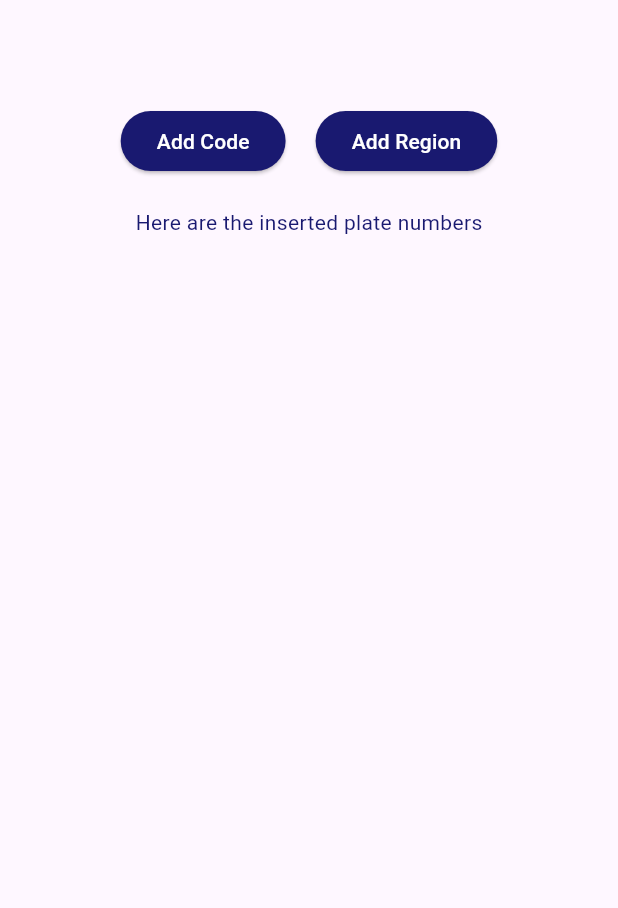
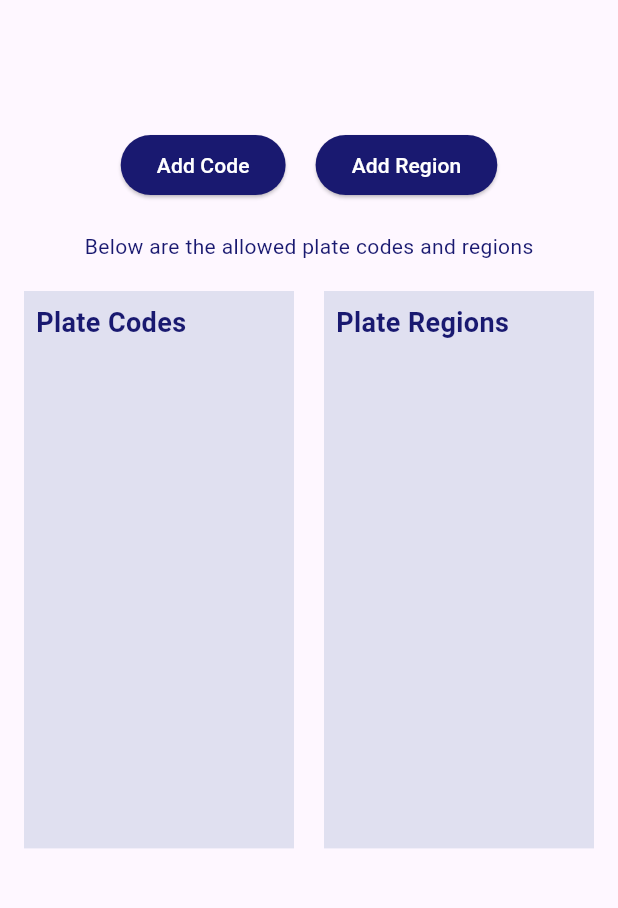
Before and after one commit to Hermyh21/vma_frontend, a Flutter app: the AllowedPlateNumbersPage screen opened by its route, on a phone screen of 412 x 824 dp, the part 84-992 px from its top. Run offline on Flutter 3.47's test engine with Material 3 defaults, Android fonts, the phone set to English and light mode, and no system bars; our stand-ins replace curved_navigation_bar, dio, flutter_secure_storage, shared_preferences, socket_io_client; accounts and stored records are empty; network calls fail.

Commit message:
plate numbers

```diff
--- a/lib/src/models/plate_region.dart
+++ b/lib/src/models/plate_region.dart
@@ -6,8 +6,8 @@ class PlateRegion {
 
   factory PlateRegion.fromJson(Map<String, dynamic> json) {
     return PlateRegion(
-      id: json['_id'],
-      region: json['region'],
+      id: json['_id'] ?? '',
+      region: json['name'] ?? '',
     );
   }
 }
--- a/lib/src/screens/admin/plate_numbers.dart
+++ b/lib/src/screens/admin/plate_numbers.dart
@@ -35,6 +35,30 @@ class _AllowedPlateNumbersPageState extends State<AllowedPlateNumbersPage> {
     }
   }
 
+  // Delete a plate region
+  Future<void> _deleteRegion(String id) async {
+    try {
+      await ApiService.deleteRegion(id);
+      setState(() {
+        _plateRegions.removeWhere((region) => region.id == id);
+      });
+    } catch (e) {
+      print('Failed to delete region: $e');
+    }
+  }
+
+  // Delete a plate code
+  Future<void> _deleteCode(String id) async {
+    try {
+      await ApiService.deletePlateCode(id);
+      setState(() {
+        _plateCodes.removeWhere((code) => code.id == id);
+      });
+    } catch (e) {
+      print('Failed to delete code: $e');
+    }
+  }
+
   @override
   Widget build(BuildContext context) {
     return Scaffold(
@@ -55,9 +79,10 @@ class _AllowedPlateNumbersPageState extends State<AllowedPlateNumbersPage> {
           },
         ),
       ),
-      body: Center(
+      body: SingleChildScrollView(
+        child: Padding(
+          padding: const EdgeInsets.all(16.0), // Padding for the entire content
           child: Column(
-          mainAxisAlignment: MainAxisAlignment.center,
             children: [
               const SizedBox(height: 70),
               Row(
@@ -88,29 +113,103 @@ class _AllowedPlateNumbersPageState extends State<AllowedPlateNumbersPage> {
               ),
               const SizedBox(height: 20),
               const Text(
-              'Here are the inserted plate numbers',
+                'Below are the allowed plate codes and regions',
                 style: TextStyle(color: Color.fromARGB(255, 25, 25, 112)),
               ),
+              const SizedBox(height: 20),
+              Row(
+                children: [
                   Expanded(
+                    child: Padding(
+                      padding: const EdgeInsets.only(right: 10.0), // Padding between containers
+                      child: Container(
+                        color: Constants.customColor[50], // Set the background color
+                        child: Column(
+                          crossAxisAlignment: CrossAxisAlignment.start,
+                          children: [
+                            const Padding(
+                              padding: EdgeInsets.all(8.0),
+                              child: Text(
+                                'Plate Codes',
+                                style: TextStyle(
+                                  fontSize: 18,
+                                  fontWeight: FontWeight.bold,
+                                  color: Color.fromARGB(255, 25, 25, 112),
+                                ),
+                              ),
+                            ),
+                            // Ensure the ListView has constraints
+                            ConstrainedBox(
+                              constraints: BoxConstraints(
+                                maxHeight: MediaQuery.of(context).size.height * 0.4, // Adjust height as needed
+                              ),
                               child: ListView.builder(
-                itemCount: _plateRegions.length + _plateCodes.length,
+                                itemCount: _plateCodes.length,
                                 itemBuilder: (context, index) {
-                  if (index < _plateRegions.length) {
-                    final region = _plateRegions[index];
-                    return ListTile(
-                      title: Text('Region: ${region.region}'),
-                    );
-                  } else {
-                    final code = _plateCodes[index - _plateRegions.length];
+                                  final code = _plateCodes[index];
                                   return ListTile(
                                     title: Text('Code: ${code.code}'),
                                     subtitle: Text('Description: ${code.description}'),
+                                    trailing: IconButton(
+                                      icon: const Icon(Icons.delete, color: Color.fromARGB(255, 25, 25, 112)),
+                                      onPressed: () => _deleteCode(code.id),
+                                    ),
                                   );
-                  }
                                 },
                               ),
                             ),
                           ],
+                        ),
+                      ),
+                    ),
+                  ),
+                  Expanded(
+                    child: Padding(
+                      padding: const EdgeInsets.only(left: 10.0), // Padding between containers
+                      child: Container(
+                        color: Constants.customColor[50], // Set the background color
+                        child: Column(
+                          crossAxisAlignment: CrossAxisAlignment.start,
+                          children: [
+                            const Padding(
+                              padding: EdgeInsets.all(8.0),
+                              child: Text(
+                                'Plate Regions',
+                                style: TextStyle(
+                                  fontSize: 18,
+                                  fontWeight: FontWeight.bold,
+                                  color: Color.fromARGB(255, 25, 25, 112),
+                                ),
+                              ),
+                            ),
+                            // Ensure the ListView has constraints
+                            ConstrainedBox(
+                              constraints: BoxConstraints(
+                                maxHeight: MediaQuery.of(context).size.height * 0.4, // Adjust height as needed
+                              ),
+                              child: ListView.builder(
+                                itemCount: _plateRegions.length,
+                                itemBuilder: (context, index) {
+                                  final region = _plateRegions[index];
+                                  return ListTile(
+                                    title: Text('Region: ${region.region}'),
+                                    trailing: IconButton(
+                                      icon: const Icon(Icons.delete, color: Color.fromARGB(255, 25, 25, 112)),
+                                      onPressed: () => _deleteRegion(region.id),
+                                    ),
+                                  );
+                                },
+                              ),
+                            ),
+                          ],
+                        ),
+                      ),
+                    ),
+                  ),
+                ],
+              ),
+            ],
+          ),
         ),
       ),
     );
```
Also changed, not shown: lib/src/screens/depHead/manage_visitors_screen.dart (+15 -7 lines), lib/src/services/api_service.dart (+29 -15 lines). Lines whose indentation alone changed are shown as unchanged.
